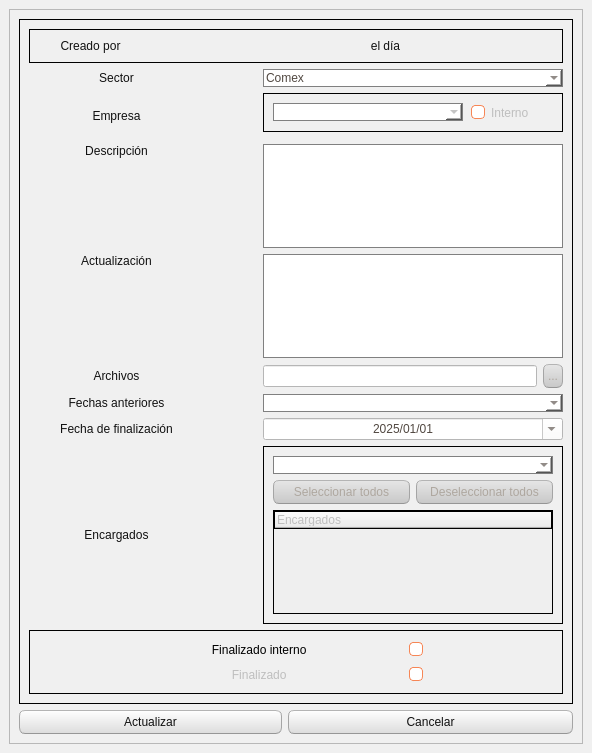
Before: the Qt Designer form gui/gui_editar_evento.ui in TomasDRS/software_syg, drawn with Qt 5.
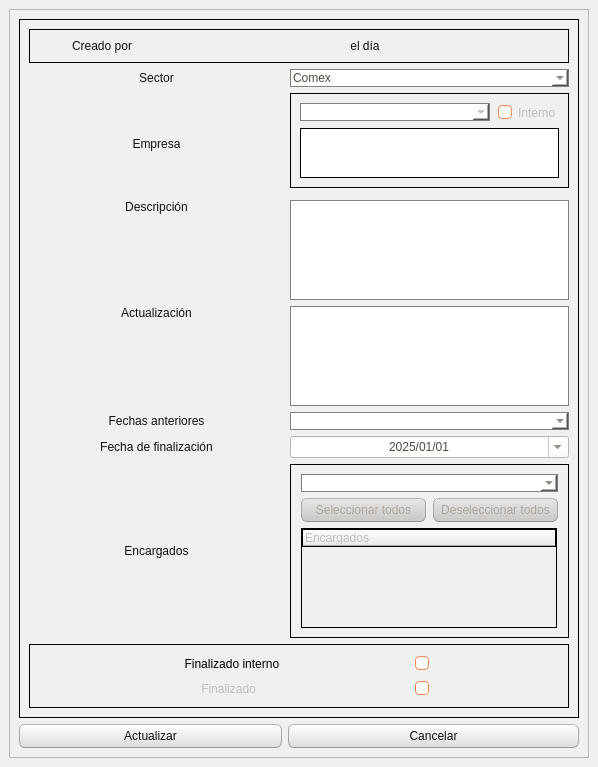
After: the same form once the commit is applied. Icons and pictures are not drawn.

What changed in the file:
```diff
--- a/gui/gui_editar_evento.ui
+++ b/gui/gui_editar_evento.ui
@@ -6,8 +6,8 @@
    <rect>
     <x>0</x>
     <y>0</y>
-    <width>592</width>
-    <height>753</height>
+    <width>598</width>
+    <height>767</height>
    </rect>
   </property>
   <property name="sizePolicy">
@@ -589,34 +589,6 @@
        <enum>QFrame::Raised</enum>
       </property>
       <layout class="QGridLayout" name="gridLayout_3">
-       <item row="3" column="0">
-        <widget class="QPushButton" name="button_edit">
-         <property name="minimumSize">
-          <size>
-           <width>263</width>
-           <height>0</height>
-          </size>
-         </property>
-         <property name="styleSheet">
-          <string notr="true">
-	font: 12pt &quot;MS Shell Dlg 2&quot;;</string>
-         </property>
-         <property name="text">
-          <string>Actualizar</string>
-         </property>
-        </widget>
-       </item>
-       <item row="3" column="1" colspan="2">
-        <widget class="QPushButton" name="button_cancelar">
-         <property name="styleSheet">
-          <string notr="true">
-	font: 12pt &quot;MS Shell Dlg 2&quot;;</string>
-         </property>
-         <property name="text">
-          <string>Cancelar</string>
-         </property>
-        </widget>
-       </item>
        <item row="0" column="0" colspan="3">
         <widget class="QFrame" name="frame">
          <property name="styleSheet">
@@ -633,93 +605,7 @@
           <enum>QFrame::Raised</enum>
          </property>
          <layout class="QGridLayout" name="gridLayout_2">
-          <item row="0" column="0" colspan="5">
-           <widget class="QFrame" name="frame_5">
-            <property name="frameShape">
-             <enum>QFrame::StyledPanel</enum>
-            </property>
-            <property name="frameShadow">
-             <enum>QFrame::Raised</enum>
-            </property>
-            <layout class="QGridLayout" name="gridLayout_6">
-             <item row="0" column="0">
-              <widget class="QLabel" name="label_5">
-               <property name="minimumSize">
-                <size>
-                 <width>82</width>
-                 <height>0</height>
-                </size>
-               </property>
-               <property name="styleSheet">
-                <string notr="true">font: 12pt &quot;MS Shell Dlg 2&quot;;
-border-width:0px;</string>
-               </property>
-               <property name="text">
-                <string>Creado por</string>
-               </property>
-               <property name="alignment">
-                <set>Qt::AlignCenter</set>
-               </property>
-              </widget>
-             </item>
-             <item row="0" column="1">
-              <widget class="QLabel" name="label_usuario">
-               <property name="minimumSize">
-                <size>
-                 <width>180</width>
-                 <height>0</height>
-                </size>
-               </property>
-               <property name="styleSheet">
-                <string notr="true">font: italic 14pt &quot;MS Shell Dlg 2&quot;;
-border-width:0px;</string>
-               </property>
-               <property name="text">
-                <string/>
-               </property>
-               <property name="alignment">
-                <set>Qt::AlignCenter</set>
-               </property>
-              </widget>
-             </item>
-             <item row="0" column="3">
-              <widget class="QLabel" name="label_fecha">
-               <property name="minimumSize">
-                <size>
-                 <width>110</width>
-                 <height>0</height>
-                </size>
-               </property>
-               <property name="styleSheet">
-                <string notr="true">font: italic 14pt &quot;MS Shell Dlg 2&quot;;
-border-width:0px;</string>
-               </property>
-               <property name="text">
-                <string/>
-               </property>
-               <property name="alignment">
-                <set>Qt::AlignCenter</set>
-               </property>
-              </widget>
-             </item>
-             <item row="0" column="2">
-              <widget class="QLabel" name="label_10">
-               <property name="styleSheet">
-                <string notr="true">font: 12pt &quot;MS Shell Dlg 2&quot;;
-border-width:0px;</string>
-               </property>
-               <property name="text">
-                <string>el día</string>
-               </property>
-               <property name="alignment">
-                <set>Qt::AlignCenter</set>
-               </property>
-              </widget>
-             </item>
-            </layout>
-           </widget>
-          </item>
-          <item row="14" column="0" colspan="5">
+          <item row="14" column="0" colspan="4">
            <widget class="QFrame" name="frame_6">
             <property name="frameShape">
              <enum>QFrame::StyledPanel</enum>
@@ -743,12 +629,12 @@
                 <enum>Qt::RightToLeft</enum>
                </property>
                <property name="styleSheet">
-                <string notr="true">font: italic 14pt &quot;MS Shell Dlg 2&quot;;
+                <string notr="true">font: italic 12pt &quot;MS Shell Dlg 2&quot;;
 border-width:0px;
 padding-right: 130px;</string>
                </property>
                <property name="text">
-                <string>Finalizado                                   </string>
+                <string>Finalizado                                              </string>
                </property>
                <property name="tristate">
                 <bool>false</bool>
@@ -761,19 +647,19 @@
                 <enum>Qt::RightToLeft</enum>
                </property>
                <property name="styleSheet">
-                <string notr="true">font: italic 14pt &quot;MS Shell Dlg 2&quot;;
+                <string notr="true">font: italic 12pt &quot;MS Shell Dlg 2&quot;;
 border-width:0px;
 padding-right: 130px;</string>
                </property>
                <property name="text">
-                <string>Finalizado interno                             </string>
+                <string>Finalizado interno                                       </string>
                </property>
               </widget>
              </item>
             </layout>
            </widget>
           </item>
-          <item row="3" column="2" colspan="3">
+          <item row="3" column="2" colspan="2">
            <widget class="QFrame" name="frame_3">
             <property name="frameShape">
              <enum>QFrame::StyledPanel</enum>
@@ -782,6 +668,27 @@
              <enum>QFrame::Raised</enum>
             </property>
             <layout class="QGridLayout" name="gridLayout_5">
+             <item row="0" column="1">
+              <widget class="QCheckBox" name="check_interno">
+               <property name="enabled">
+                <bool>false</bool>
+               </property>
+               <property name="layoutDirection">
+                <enum>Qt::LeftToRight</enum>
+               </property>
+               <property name="autoFillBackground">
+                <bool>false</bool>
+               </property>
+               <property name="styleSheet">
+                <string notr="true">
+	font: 12pt &quot;MS Shell Dlg 2&quot;;font: 12pt &quot;MS Shell Dlg 2&quot;;
+border-width:0px;</string>
+               </property>
+               <property name="text">
+                <string>Interno</string>
+               </property>
+              </widget>
+             </item>
              <item row="0" column="0">
               <widget class="QComboBox" name="combo_empresa">
                <property name="enabled">
@@ -832,31 +739,63 @@
                </property>
               </widget>
              </item>
-             <item row="0" column="1">
-              <widget class="QCheckBox" name="check_interno">
-               <property name="enabled">
-                <bool>false</bool>
-               </property>
-               <property name="layoutDirection">
-                <enum>Qt::LeftToRight</enum>
-               </property>
-               <property name="autoFillBackground">
-                <bool>false</bool>
-               </property>
-               <property name="styleSheet">
-                <string notr="true">
-	font: 12pt &quot;MS Shell Dlg 2&quot;;font: 12pt &quot;MS Shell Dlg 2&quot;;
-border-width:0px;</string>
-               </property>
-               <property name="text">
-                <string>Interno</string>
+             <item row="1" column="0" colspan="2">
+              <widget class="QTextEdit" name="line_descripcion_empresa">
+               <property name="maximumSize">
+                <size>
+                 <width>16777215</width>
+                 <height>50</height>
+                </size>
                </property>
               </widget>
              </item>
             </layout>
            </widget>
           </item>
-          <item row="6" column="2" colspan="3">
+          <item row="5" column="0" colspan="2">
+           <widget class="QLabel" name="label_4">
+            <property name="maximumSize">
+             <size>
+              <width>16777215</width>
+              <height>16777215</height>
+             </size>
+            </property>
+            <property name="styleSheet">
+             <string notr="true">font: 12pt &quot;MS Shell Dlg 2&quot;;
+border-width:0px;</string>
+            </property>
+            <property name="text">
+             <string>Descripción</string>
+            </property>
+            <property name="alignment">
+             <set>Qt::AlignHCenter|Qt::AlignTop</set>
+            </property>
+           </widget>
+          </item>
+          <item row="7" column="0" colspan="2">
+           <widget class="QLabel" name="label_9">
+            <property name="maximumSize">
+             <size>
+              <width>1750</width>
+              <height>16777215</height>
+             </size>
+            </property>
+            <property name="layoutDirection">
+             <enum>Qt::LeftToRight</enum>
+            </property>
+            <property name="styleSheet">
+             <string notr="true">font: 12pt &quot;MS Shell Dlg 2&quot;;
+border-width:0px;</string>
+            </property>
+            <property name="text">
+             <string>Fechas anteriores</string>
+            </property>
+            <property name="alignment">
+             <set>Qt::AlignCenter</set>
+            </property>
+           </widget>
+          </item>
+          <item row="6" column="2" colspan="2">
            <widget class="QTextEdit" name="line_actualizacion">
             <property name="styleSheet">
              <string notr="true">QTextEdit{
@@ -875,88 +814,7 @@
             </property>
            </widget>
           </item>
-          <item row="5" column="2" colspan="3">
-           <widget class="QTextEdit" name="line_descripcion">
-            <property name="enabled">
-             <bool>true</bool>
-            </property>
-            <property name="minimumSize">
-             <size>
-              <width>0</width>
-              <height>0</height>
-             </size>
-            </property>
-            <property name="styleSheet">
-             <string notr="true">QTextEdit{
-	border-style:solid;
-	border-width:1px;
-	border-color:grey;
-	font: 10pt &quot;MS Shell Dlg 2&quot;;
-}
-
-QTextEdit:hover {
-	border-style:solid;
-	border-width:1px;
-	border-color:black;
-}
-</string>
-            </property>
-            <property name="frameShape">
-             <enum>QFrame::NoFrame</enum>
-            </property>
-            <property name="frameShadow">
-             <enum>QFrame::Plain</enum>
-            </property>
-            <property name="readOnly">
-             <bool>true</bool>
-            </property>
-            <property name="html">
-             <string>&lt;!DOCTYPE HTML PUBLIC &quot;-//W3C//DTD HTML 4.0//EN&quot; &quot;http://www.w3.org/TR/REC-html40/strict.dtd&quot;&gt;
-&lt;html&gt;&lt;head&gt;&lt;meta name=&quot;qrichtext&quot; content=&quot;1&quot; /&gt;&lt;style type=&quot;text/css&quot;&gt;
-p, li { white-space: pre-wrap; }
-&lt;/style&gt;&lt;/head&gt;&lt;body style=&quot; font-family:'MS Shell Dlg 2'; font-size:10pt; font-weight:400; font-style:normal;&quot;&gt;
-&lt;p style=&quot;-qt-paragraph-type:empty; margin-top:0px; margin-bottom:0px; margin-left:0px; margin-right:0px; -qt-block-indent:0; text-indent:0px;&quot;&gt;&lt;br /&gt;&lt;/p&gt;&lt;/body&gt;&lt;/html&gt;</string>
-            </property>
-           </widget>
-          </item>
-          <item row="7" column="4">
-           <widget class="QPushButton" name="pushButton">
-            <property name="enabled">
-             <bool>false</bool>
-            </property>
-            <property name="sizePolicy">
-             <sizepolicy hsizetype="Maximum" vsizetype="Fixed">
-              <horstretch>0</horstretch>
-              <verstretch>0</verstretch>
-             </sizepolicy>
-            </property>
-            <property name="styleSheet">
-             <string notr="true">
-	font: 11pt &quot;MS Shell Dlg 2&quot;;</string>
-            </property>
-            <property name="text">
-             <string>...</string>
-            </property>
-           </widget>
-          </item>
-          <item row="7" column="2" colspan="2">
-           <widget class="QLineEdit" name="line_archivos">
-            <property name="enabled">
-             <bool>false</bool>
-            </property>
-            <property name="minimumSize">
-             <size>
-              <width>265</width>
-              <height>0</height>
-             </size>
-            </property>
-            <property name="styleSheet">
-             <string notr="true">font: 11pt &quot;MS Shell Dlg 2&quot;;
-border-width:0px;</string>
-            </property>
-           </widget>
-          </item>
-          <item row="9" column="2" colspan="3">
+          <item row="8" column="2" colspan="2">
            <widget class="QDateEdit" name="date_fecha">
             <property name="enabled">
              <bool>true</bool>
@@ -996,7 +854,7 @@
            <widget class="QLabel" name="label_3">
             <property name="maximumSize">
              <size>
-              <width>175</width>
+              <width>16777215</width>
               <height>16777215</height>
              </size>
             </property>
@@ -1017,7 +875,7 @@
            <widget class="QLabel" name="label_2">
             <property name="maximumSize">
              <size>
-              <width>175</width>
+              <width>16777215</width>
               <height>16777215</height>
              </size>
             </property>
@@ -1033,94 +891,34 @@
             </property>
            </widget>
           </item>
-          <item row="5" column="0" colspan="2">
-           <widget class="QLabel" name="label_4">
-            <property name="maximumSize">
-             <size>
-              <width>175</width>
-              <height>16777215</height>
-             </size>
+          <item row="7" column="2" colspan="2">
+           <widget class="QComboBox" name="combo_fechas_anteriores">
+            <property name="enabled">
+             <bool>true</bool>
             </property>
             <property name="styleSheet">
-             <string notr="true">font: 12pt &quot;MS Shell Dlg 2&quot;;
-border-width:0px;</string>
-            </property>
-            <property name="text">
-             <string>Descripción</string>
-            </property>
-            <property name="alignment">
-             <set>Qt::AlignHCenter|Qt::AlignTop</set>
-            </property>
-           </widget>
-          </item>
-          <item row="7" column="0" colspan="2">
-           <widget class="QLabel" name="label_8">
-            <property name="maximumSize">
-             <size>
-              <width>175</width>
-              <height>16777215</height>
-             </size>
-            </property>
-            <property name="styleSheet">
-             <string notr="true">font: 11pt &quot;MS Shell Dlg 2&quot;;
-border-width:0px;</string>
-            </property>
-            <property name="text">
-             <string>Archivos</string>
-            </property>
-            <property name="alignment">
-             <set>Qt::AlignCenter</set>
+             <string notr="true">
+QComboBox{
+	border-style:solid;
+	border-width:1px;
+	border-color:grey;
+	font: 13pt &quot;MS Shell Dlg 2&quot;;
+}
+
+QComboBox:hover {
+	border-style:solid;
+	border-width:1px;
+	border-color:black;
+}
+</string>
             </property>
            </widget>
           </item>
           <item row="8" column="0" colspan="2">
-           <widget class="QLabel" name="label_9">
-            <property name="maximumSize">
-             <size>
-              <width>175</width>
-              <height>16777215</height>
-             </size>
-            </property>
-            <property name="layoutDirection">
-             <enum>Qt::LeftToRight</enum>
-            </property>
-            <property name="styleSheet">
-             <string notr="true">font: 12pt &quot;MS Shell Dlg 2&quot;;
-border-width:0px;</string>
-            </property>
-            <property name="text">
-             <string>Fechas anteriores</string>
-            </property>
-            <property name="alignment">
-             <set>Qt::AlignCenter</set>
-            </property>
-           </widget>
-          </item>
-          <item row="12" column="0" colspan="2">
-           <widget class="QLabel" name="label_7">
-            <property name="maximumSize">
-             <size>
-              <width>175</width>
-              <height>16777215</height>
-             </size>
-            </property>
-            <property name="styleSheet">
-             <string notr="true">font: 12pt &quot;MS Shell Dlg 2&quot;;
-border-width:0px;</string>
-            </property>
-            <property name="text">
-             <string>Encargados</string>
-            </property>
-            <property name="alignment">
-             <set>Qt::AlignCenter</set>
-            </property>
-           </widget>
-          </item>
-          <item row="9" column="0" colspan="2">
            <widget class="QLabel" name="label">
             <property name="maximumSize">
              <size>
-              <width>175</width>
+              <width>16777215</width>
               <height>16777215</height>
              </size>
             </property>
@@ -1140,7 +938,7 @@
            <widget class="QLabel" name="label_6">
             <property name="maximumSize">
              <size>
-              <width>175</width>
+              <width>16777215</width>
               <height>16777215</height>
              </size>
             </property>
@@ -1156,10 +954,10 @@
             </property>
            </widget>
           </item>
-          <item row="8" column="2" colspan="3">
-           <widget class="QComboBox" name="combo_fechas_anteriores">
+          <item row="1" column="2" colspan="2">
+           <widget class="QComboBox" name="combo_sector">
             <property name="enabled">
-             <bool>true</bool>
+             <bool>false</bool>
             </property>
             <property name="styleSheet">
              <string notr="true">
@@ -1167,7 +965,7 @@
 	border-style:solid;
 	border-width:1px;
 	border-color:grey;
-	font: 13pt &quot;MS Shell Dlg 2&quot;;
+	font: 11pt &quot;MS Shell Dlg 2&quot;;
 }
 
 QComboBox:hover {
@@ -1177,9 +975,167 @@
 }
 </string>
             </property>
+            <property name="editable">
+             <bool>true</bool>
+            </property>
+            <property name="currentIndex">
+             <number>0</number>
+            </property>
+            <property name="iconSize">
+             <size>
+              <width>16</width>
+              <height>16</height>
+             </size>
+            </property>
+            <item>
+             <property name="text">
+              <string>Comex</string>
+             </property>
+             <property name="icon">
+              <iconset>
+               <normaloff>../etc/logo_comex.png</normaloff>../etc/logo_comex.png</iconset>
+             </property>
+            </item>
+            <item>
+             <property name="text">
+              <string>Gestión (SYG)</string>
+             </property>
+             <property name="icon">
+              <iconset>
+               <normaloff>../etc/logo_comex.png</normaloff>../etc/logo_comex.png</iconset>
+             </property>
+            </item>
+            <item>
+             <property name="text">
+              <string>Ingeniería (SYG)</string>
+             </property>
+             <property name="icon">
+              <iconset>
+               <normaloff>../etc/logo_comex.png</normaloff>../etc/logo_comex.png</iconset>
+             </property>
+            </item>
+            <item>
+             <property name="text">
+              <string>Laboratorio (SYG)</string>
+             </property>
+             <property name="icon">
+              <iconset>
+               <normaloff>../etc/logo_comex.png</normaloff>../etc/logo_comex.png</iconset>
+             </property>
+            </item>
+            <item>
+             <property name="text">
+              <string>Visitas Ingenieria (SYG)</string>
+             </property>
+             <property name="icon">
+              <iconset>
+               <normaloff>../etc/logo_comex.png</normaloff>../etc/logo_comex.png</iconset>
+             </property>
+            </item>
+            <item>
+             <property name="text">
+              <string>Producto (SYG)</string>
+             </property>
+             <property name="icon">
+              <iconset>
+               <normaloff>../etc/logo_comex.png</normaloff>../etc/logo_comex.png</iconset>
+             </property>
+            </item>
+            <item>
+             <property name="text">
+              <string>Academia</string>
+             </property>
+             <property name="icon">
+              <iconset>
+               <normaloff>../etc/logo_mgm.png</normaloff>../etc/logo_mgm.png</iconset>
+             </property>
+            </item>
+            <item>
+             <property name="text">
+              <string>Calidad</string>
+             </property>
+             <property name="icon">
+              <iconset>
+               <normaloff>../etc/logo_mgm.png</normaloff>../etc/logo_mgm.png</iconset>
+             </property>
+            </item>
+            <item>
+             <property name="text">
+              <string>Comercial</string>
+             </property>
+             <property name="icon">
+              <iconset>
+               <normaloff>../etc/logo_mgm.png</normaloff>../etc/logo_mgm.png</iconset>
+             </property>
+            </item>
+            <item>
+             <property name="text">
+              <string>Gestión (MGM)</string>
+             </property>
+             <property name="icon">
+              <iconset>
+               <normaloff>../etc/logo_mgm.png</normaloff>../etc/logo_mgm.png</iconset>
+             </property>
+            </item>
+            <item>
+             <property name="text">
+              <string>Ingeniería (MGM)</string>
+             </property>
+             <property name="icon">
+              <iconset>
+               <normaloff>../etc/logo_mgm.png</normaloff>../etc/logo_mgm.png</iconset>
+             </property>
+            </item>
+            <item>
+             <property name="text">
+              <string>Laboratorio (MGM)</string>
+             </property>
+             <property name="icon">
+              <iconset>
+               <normaloff>../etc/logo_mgm.png</normaloff>../etc/logo_mgm.png</iconset>
+             </property>
+            </item>
+            <item>
+             <property name="text">
+              <string>Producto (MGM)</string>
+             </property>
+             <property name="icon">
+              <iconset>
+               <normaloff>../etc/logo_mgm.png</normaloff>../etc/logo_mgm.png</iconset>
+             </property>
+            </item>
+            <item>
+             <property name="text">
+              <string>Administración</string>
+             </property>
+             <property name="icon">
+              <iconset>
+               <normaloff>../etc/logo_admin.png</normaloff>../etc/logo_admin.png</iconset>
+             </property>
+            </item>
            </widget>
           </item>
-          <item row="12" column="2" colspan="3">
+          <item row="12" column="0" colspan="2">
+           <widget class="QLabel" name="label_7">
+            <property name="maximumSize">
+             <size>
+              <width>16777215</width>
+              <height>16777215</height>
+             </size>
+            </property>
+            <property name="styleSheet">
+             <string notr="true">font: 12pt &quot;MS Shell Dlg 2&quot;;
+border-width:0px;</string>
+            </property>
+            <property name="text">
+             <string>Encargados</string>
+            </property>
+            <property name="alignment">
+             <set>Qt::AlignCenter</set>
+            </property>
+           </widget>
+          </item>
+          <item row="12" column="2" colspan="2">
            <widget class="QFrame" name="frame_4">
             <property name="frameShape">
              <enum>QFrame::StyledPanel</enum>
@@ -1188,26 +1144,38 @@
              <enum>QFrame::Raised</enum>
             </property>
             <layout class="QGridLayout" name="gridLayout_4">
-             <item row="1" column="1">
-              <widget class="QPushButton" name="button_check">
-               <property name="enabled">
-                <bool>false</bool>
-               </property>
-               <property name="text">
-                <string>Seleccionar todos</string>
-               </property>
-              </widget>
-             </item>
              <item row="1" column="2">
               <widget class="QPushButton" name="button_uncheck">
                <property name="enabled">
                 <bool>false</bool>
                </property>
+               <property name="maximumSize">
+                <size>
+                 <width>125</width>
+                 <height>16777215</height>
+                </size>
+               </property>
                <property name="text">
                 <string>Deseleccionar todos</string>
                </property>
               </widget>
              </item>
+             <item row="1" column="1">
+              <widget class="QPushButton" name="button_check">
+               <property name="enabled">
+                <bool>false</bool>
+               </property>
+               <property name="maximumSize">
+                <size>
+                 <width>125</width>
+                 <height>16777215</height>
+                </size>
+               </property>
+               <property name="text">
+                <string>Seleccionar todos</string>
+               </property>
+              </widget>
+             </item>
              <item row="0" column="1" colspan="2">
               <widget class="QComboBox" name="combo_encargado_sector">
                <property name="enabled">
@@ -1280,7 +1248,7 @@
                </property>
                <property name="minimumSize">
                 <size>
-                 <width>280</width>
+                 <width>250</width>
                  <height>100</height>
                 </size>
                </property>
@@ -1300,170 +1268,167 @@
             </layout>
            </widget>
           </item>
-          <item row="1" column="2" colspan="3">
-           <widget class="QComboBox" name="combo_sector">
+          <item row="5" column="2" colspan="2">
+           <widget class="QTextEdit" name="line_descripcion">
             <property name="enabled">
-             <bool>false</bool>
+             <bool>true</bool>
+            </property>
+            <property name="minimumSize">
+             <size>
+              <width>0</width>
+              <height>0</height>
+             </size>
             </property>
             <property name="styleSheet">
-             <string notr="true">
-QComboBox{
+             <string notr="true">QTextEdit{
 	border-style:solid;
 	border-width:1px;
 	border-color:grey;
-	font: 11pt &quot;MS Shell Dlg 2&quot;;
+	font: 10pt &quot;MS Shell Dlg 2&quot;;
 }
 
-QComboBox:hover {
+QTextEdit:hover {
 	border-style:solid;
 	border-width:1px;
 	border-color:black;
 }
 </string>
             </property>
-            <property name="editable">
+            <property name="frameShape">
+             <enum>QFrame::NoFrame</enum>
+            </property>
+            <property name="frameShadow">
+             <enum>QFrame::Plain</enum>
+            </property>
+            <property name="readOnly">
              <bool>true</bool>
             </property>
-            <property name="currentIndex">
-             <number>0</number>
+            <property name="html">
+             <string>&lt;!DOCTYPE HTML PUBLIC &quot;-//W3C//DTD HTML 4.0//EN&quot; &quot;http://www.w3.org/TR/REC-html40/strict.dtd&quot;&gt;
+&lt;html&gt;&lt;head&gt;&lt;meta name=&quot;qrichtext&quot; content=&quot;1&quot; /&gt;&lt;style type=&quot;text/css&quot;&gt;
+p, li { white-space: pre-wrap; }
+&lt;/style&gt;&lt;/head&gt;&lt;body style=&quot; font-family:'MS Shell Dlg 2'; font-size:10pt; font-weight:400; font-style:normal;&quot;&gt;
+&lt;p style=&quot;-qt-paragraph-type:empty; margin-top:0px; margin-bottom:0px; margin-left:0px; margin-right:0px; -qt-block-indent:0; text-indent:0px;&quot;&gt;&lt;br /&gt;&lt;/p&gt;&lt;/body&gt;&lt;/html&gt;</string>
             </property>
-            <property name="iconSize">
-             <size>
-              <width>16</width>
-              <height>16</height>
-             </size>
+           </widget>
+          </item>
+          <item row="0" column="0" colspan="4">
+           <widget class="QFrame" name="frame_5">
+            <property name="frameShape">
+             <enum>QFrame::StyledPanel</enum>
             </property>
-            <item>
-             <property name="text">
-              <string>Comex</string>
-             </property>
-             <property name="icon">
-              <iconset>
-               <normaloff>../etc/logo_comex.png</normaloff>../etc/logo_comex.png</iconset>
-             </property>
-            </item>
-            <item>
-             <property name="text">
-              <string>Gestión (SYG)</string>
-             </property>
-             <property name="icon">
-              <iconset>
-               <normaloff>../etc/logo_comex.png</normaloff>../etc/logo_comex.png</iconset>
-             </property>
-            </item>
-            <item>
-             <property name="text">
-              <string>Ingeniería (SYG)</string>
-             </property>
-             <property name="icon">
-              <iconset>
-               <normaloff>../etc/logo_comex.png</normaloff>../etc/logo_comex.png</iconset>
-             </property>
-            </item>
-            <item>
-             <property name="text">
-              <string>Laboratorio (SYG)</string>
-             </property>
-             <property name="icon">
-              <iconset>
-               <normaloff>../etc/logo_comex.png</normaloff>../etc/logo_comex.png</iconset>
-             </property>
-            </item>
-            <item>
-             <property name="text">
-              <string>Visitas Ingenieria (SYG)</string>
-             </property>
-             <property name="icon">
-              <iconset>
-               <normaloff>../etc/logo_comex.png</normaloff>../etc/logo_comex.png</iconset>
-             </property>
-            </item>
-            <item>
-             <property name="text">
-              <string>Producto (SYG)</string>
-             </property>
-             <property name="icon">
-              <iconset>
-               <normaloff>../etc/logo_comex.png</normaloff>../etc/logo_comex.png</iconset>
-             </property>
-            </item>
-            <item>
-             <property name="text">
-              <string>Academia</string>
-             </property>
-             <property name="icon">
-              <iconset>
-               <normaloff>../etc/logo_mgm.png</normaloff>../etc/logo_mgm.png</iconset>
-             </property>
-            </item>
-            <item>
-             <property name="text">
-              <string>Calidad</string>
-             </property>
-             <property name="icon">
-              <iconset>
-               <normaloff>../etc/logo_mgm.png</normaloff>../etc/logo_mgm.png</iconset>
-             </property>
-            </item>
-            <item>
-             <property name="text">
-              <string>Comercial</string>
-             </property>
-             <property name="icon">
-              <iconset>
-               <normaloff>../etc/logo_mgm.png</normaloff>../etc/logo_mgm.png</iconset>
-             </property>
-            </item>
-            <item>
-             <property name="text">
-              <string>Gestión (MGM)</string>
-             </property>
-             <property name="icon">
-              <iconset>
-               <normaloff>../etc/logo_mgm.png</normaloff>../etc/logo_mgm.png</iconset>
-             </property>
-            </item>
-            <item>
-             <property name="text">
-              <string>Ingeniería (MGM)</string>
-             </property>
-             <property name="icon">
-              <iconset>
-               <normaloff>../etc/logo_mgm.png</normaloff>../etc/logo_mgm.png</iconset>
-             </property>
-            </item>
-            <item>
-             <property name="text">
-              <string>Laboratorio (MGM)</string>
-             </property>
-             <property name="icon">
-              <iconset>
-               <normaloff>../etc/logo_mgm.png</normaloff>../etc/logo_mgm.png</iconset>
-             </property>
-            </item>
-            <item>
-             <property name="text">
-              <string>Producto (MGM)</string>
-             </property>
-             <property name="icon">
-              <iconset>
-               <normaloff>../etc/logo_mgm.png</normaloff>../etc/logo_mgm.png</iconset>
-             </property>
-            </item>
-            <item>
-             <property name="text">
-              <string>Administración</string>
-             </property>
-             <property name="icon">
-              <iconset>
-               <normaloff>../etc/logo_admin.png</normaloff>../etc/logo_admin.png</iconset>
-             </property>
-            </item>
+            <property name="frameShadow">
+             <enum>QFrame::Raised</enum>
+            </property>
+            <layout class="QGridLayout" name="gridLayout_6">
+             <item row="0" column="0">
+              <widget class="QLabel" name="label_5">
+               <property name="minimumSize">
+                <size>
+                 <width>0</width>
+                 <height>0</height>
+                </size>
+               </property>
+               <property name="styleSheet">
+                <string notr="true">font: 12pt &quot;MS Shell Dlg 2&quot;;
+border-width:0px;</string>
+               </property>
+               <property name="text">
+                <string>Creado por</string>
+               </property>
+               <property name="alignment">
+                <set>Qt::AlignCenter</set>
+               </property>
+              </widget>
+             </item>
+             <item row="0" column="1">
+              <widget class="QLabel" name="label_usuario">
+               <property name="minimumSize">
+                <size>
+                 <width>0</width>
+                 <height>0</height>
+                </size>
+               </property>
+               <property name="styleSheet">
+                <string notr="true">font: italic 14pt &quot;MS Shell Dlg 2&quot;;
+border-width:0px;</string>
+               </property>
+               <property name="text">
+                <string/>
+               </property>
+               <property name="alignment">
+                <set>Qt::AlignCenter</set>
+               </property>
+              </widget>
+             </item>
+             <item row="0" column="3">
+              <widget class="QLabel" name="label_fecha">
+               <property name="minimumSize">
+                <size>
+                 <width>0</width>
+                 <height>0</height>
+                </size>
+               </property>
+               <property name="styleSheet">
+                <string notr="true">font: italic 14pt &quot;MS Shell Dlg 2&quot;;
+border-width:0px;</string>
+               </property>
+               <property name="text">
+                <string/>
+               </property>
+               <property name="alignment">
+                <set>Qt::AlignCenter</set>
+               </property>
+              </widget>
+             </item>
+             <item row="0" column="2">
+              <widget class="QLabel" name="label_10">
+               <property name="styleSheet">
+                <string notr="true">font: 12pt &quot;MS Shell Dlg 2&quot;;
+border-width:0px;</string>
+               </property>
+               <property name="text">
+                <string>el día</string>
+               </property>
+               <property name="alignment">
+                <set>Qt::AlignCenter</set>
+               </property>
+              </widget>
+             </item>
+            </layout>
            </widget>
           </item>
          </layout>
         </widget>
        </item>
+       <item row="3" column="1" colspan="2">
+        <widget class="QPushButton" name="button_cancelar">
+         <property name="styleSheet">
+          <string notr="true">
+	font: 12pt &quot;MS Shell Dlg 2&quot;;</string>
+         </property>
+         <property name="text">
+          <string>Cancelar</string>
+         </property>
+        </widget>
+       </item>
+       <item row="3" column="0">
+        <widget class="QPushButton" name="button_edit">
+         <property name="minimumSize">
+          <size>
+           <width>263</width>
+           <height>0</height>
+          </size>
+         </property>
+         <property name="styleSheet">
+          <string notr="true">
+	font: 12pt &quot;MS Shell Dlg 2&quot;;</string>
+         </property>
+         <property name="text">
+          <string>Actualizar</string>
+         </property>
+        </widget>
+       </item>
       </layout>
      </widget>
     </item>
```
